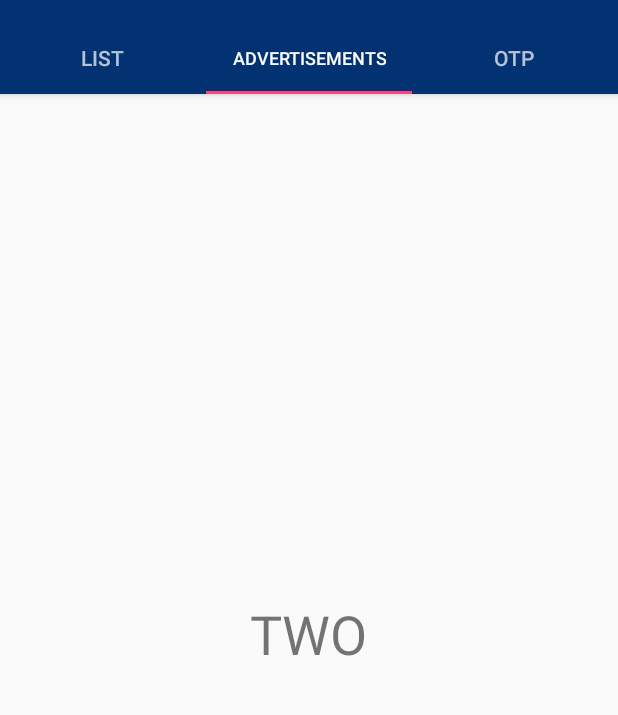
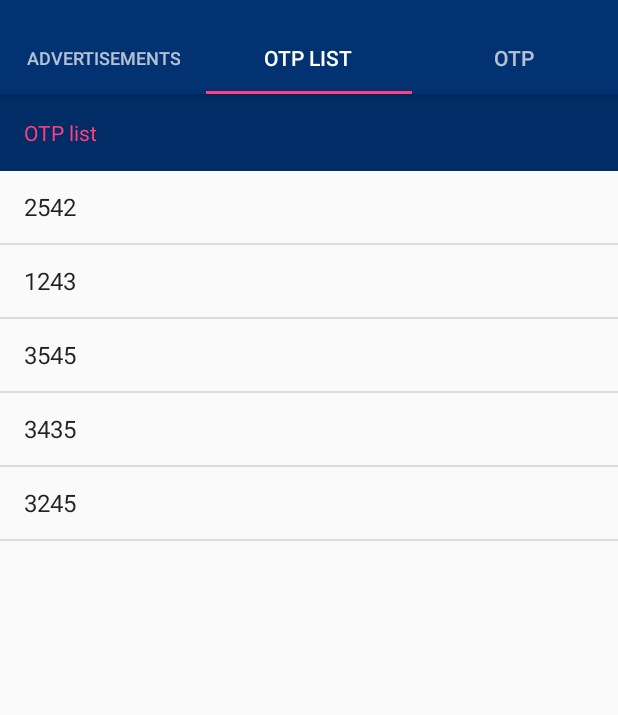
Before and after one commit to AyushAKSaxena/sr_shopee, an Android app: the AdminPanelActivity screen opened directly, with no data from a screen before it, tab 2 chosen, on a phone screen of 412 x 824 dp, the part 62-777 px from its top. Run offline under Robolectric (Android 15) with nearby library versions, the phone set to English and light mode, and no system bars.

Commit message:
added admin contents

```diff
--- a/app/src/main/java/com/my/shopee/myshopee/Activities/AdminPanelActivity.java
+++ b/app/src/main/java/com/my/shopee/myshopee/Activities/AdminPanelActivity.java
@@ -1,11 +1,14 @@
 package com.my.shopee.myshopee.Activities;
 
 import android.os.Bundle;
+import android.view.Window;
+import android.view.WindowManager;
 
 import com.google.android.material.tabs.TabItem;
 import com.google.android.material.tabs.TabLayout;
 
 import androidx.appcompat.widget.Toolbar;
+import androidx.core.content.ContextCompat;
 import androidx.fragment.app.Fragment;
 import androidx.fragment.app.FragmentManager;
 import androidx.fragment.app.FragmentPagerAdapter;
@@ -37,10 +40,15 @@ public class AdminPanelActivity extends AppCompatActivity {
         TabLayout tabLayout = (TabLayout) findViewById(R.id.tabs);
 
         ViewPagerAdapter adapter = new ViewPagerAdapter(getSupportFragmentManager());
-        adapter.addFragment(new Tab1(), "List");
-        adapter.addFragment(new Tab2(), "Advertisements");
+        adapter.addFragment(new Tab1(), "Advertisements");
+        adapter.addFragment(new Tab2(), "OTP List");
         adapter.addFragment(new Tab3(), "OTP");
         viewPager.setAdapter(adapter);
+
+        Window window = this.getWindow();
+        window.addFlags(WindowManager.LayoutParams.FLAG_DRAWS_SYSTEM_BAR_BACKGROUNDS);
+        window.clearFlags(WindowManager.LayoutParams.FLAG_TRANSLUCENT_STATUS);
+        window.setStatusBarColor(ContextCompat.getColor(this, R.color.colorPrimaryDark));
 
         tabLayout.setupWithViewPager(viewPager);
     }
--- a/app/src/main/java/com/my/shopee/myshopee/fragments/Tab1.java
+++ b/app/src/main/java/com/my/shopee/myshopee/fragments/Tab1.java
@@ -9,6 +9,8 @@ import android.util.Log;
 import android.view.LayoutInflater;
 import android.view.View;
 import android.view.ViewGroup;
+import android.widget.ArrayAdapter;
+import android.widget.ListView;
 import android.widget.Toast;
 
 import androidx.annotation.NonNull;
@@ -22,6 +24,8 @@ import com.my.shopee.myshopee.R;
 import com.my.shopee.myshopee.Utilities.Constants;
 
 import java.io.File;
+import java.util.ArrayList;
+import java.util.List;
 import java.util.Objects;
 
 import static android.content.Context.MODE_PRIVATE;
@@ -31,6 +35,10 @@ public class Tab1 extends Fragment {
     AppCompatButton logoutButton;
     SharedPreferences userPreferences;
     private View view;
+    List<String> your_array_list;
+    ListView listView;
+    ArrayAdapter<String> arrayAdapter;
+
     public Tab1() { }
 
     @Override
@@ -54,6 +62,15 @@ public class Tab1 extends Fragment {
     private void initView() {
         logoutButton = view.findViewById(R.id.logout_button);
         userPreferences = getContext().getSharedPreferences(Constants.userDetailsSharedPreferences, MODE_PRIVATE);
+        your_array_list = new ArrayList<>();
+        your_array_list.add("Greenwoods furniture");
+        your_array_list.add("Aasthi services");
+        your_array_list.add("Bookview publishers");
+        your_array_list.add("Sathi Food Service");
+        your_array_list.add("MyShopee services");
+        listView = view.findViewById(R.id.advertisements_list);
+        arrayAdapter = new ArrayAdapter<String>(Objects.requireNonNull(getContext()), android.R.layout.simple_list_item_1, your_array_list );
+        listView.setAdapter(arrayAdapter);
         logoutButton.setOnClickListener(new View.OnClickListener() {
             @Override
             public void onClick(View view) {
--- a/app/src/main/java/com/my/shopee/myshopee/fragments/Tab2.java
+++ b/app/src/main/java/com/my/shopee/myshopee/fragments/Tab2.java
@@ -5,6 +5,8 @@ import android.os.Bundle;
 import android.view.LayoutInflater;
 import android.view.View;
 import android.view.ViewGroup;
+import android.widget.ArrayAdapter;
+import android.widget.ListView;
 
 import androidx.annotation.NonNull;
 import androidx.annotation.Nullable;
@@ -12,7 +14,16 @@ import androidx.fragment.app.Fragment;
 
 import com.my.shopee.myshopee.R;
 
+import java.util.ArrayList;
+import java.util.List;
+import java.util.Objects;
+
 public class Tab2 extends Fragment {
+
+    List<String> your_array_list;
+    View view;
+    ListView listView;
+    ArrayAdapter<String> arrayAdapter;
 
     public Tab2() { }
 
@@ -24,7 +35,17 @@ public class Tab2 extends Fragment {
     @Nullable
     @Override
     public View onCreateView(@NonNull LayoutInflater inflater, @Nullable ViewGroup container, @Nullable Bundle savedInstanceState) {
-        return inflater.inflate(R.layout.fragment_tab2, container, false);
+        view =  inflater.inflate(R.layout.fragment_tab2, container, false);
+        listView = view.findViewById(R.id.otp_list_view);
+        your_array_list = new ArrayList<String>();
+        your_array_list.add("2542");
+        your_array_list.add("1243");
+        your_array_list.add("3545");
+        your_array_list.add("3435");
+        your_array_list.add("3245");
+        arrayAdapter = new ArrayAdapter<String>(Objects.requireNonNull(getContext()), android.R.layout.simple_list_item_1, your_array_list );
+        listView.setAdapter(arrayAdapter);
+        return view;
     }
 
     @Override
--- a/app/src/main/res/layout/fragment_tab1.xml
+++ b/app/src/main/res/layout/fragment_tab1.xml
@@ -4,15 +4,27 @@
     android:orientation="vertical"
     android:layout_width="match_parent"
     android:layout_height="match_parent"
-    android:gravity="center">
+    android:gravity="center"
+    android:scrollbars="horizontal">
+
+    <ListView
+        android:id="@+id/advertisements_list"
+        android:layout_width="match_parent"
+        android:layout_height="match_parent"
+        android:layout_marginBottom="41dp"
+        />
 
     <androidx.appcompat.widget.AppCompatButton
         android:id="@+id/logout_button"
         android:layout_width="match_parent"
         android:layout_height="wrap_content"
-        android:layout_margin="16dp"
+        android:padding="16dp"
+        android:layout_marginTop="-57dp"
+        android:layout_marginLeft="16dp"
+        android:layout_marginRight="16dp"
         android:background="@drawable/rounded_view_all_button"
         android:text="@string/logout"
-        android:textColor="@color/white_greyish"/>
+        android:textColor="@color/white_greyish"
+        android:layout_below="@+id/advertisements_list"/>
 
 </RelativeLayout>
--- a/app/src/main/res/layout/fragment_tab2.xml
+++ b/app/src/main/res/layout/fragment_tab2.xml
@@ -1,14 +1,25 @@
 <?xml version="1.0" encoding="utf-8"?>
-<RelativeLayout
+<LinearLayout
     xmlns:android="http://schemas.android.com/apk/res/android"
     android:layout_width="match_parent"
     android:layout_height="match_parent"
-    android:gravity="center">
+    android:gravity="center"
+    android:orientation="vertical">
 
     <TextView
-        android:layout_width="wrap_content"
+        android:layout_width="match_parent"
         android:layout_height="wrap_content"
-        android:text="TWO"
-        android:textSize="36sp"/>
+        android:text="@string/otp_list"
+        android:padding="16dp"
+        android:textColor="@color/colorAccent"
+        android:background="@color/colorPrimaryDark"
+        />
 
-</RelativeLayout>
+    <ListView
+        android:id="@+id/otp_list_view"
+        android:layout_width="match_parent"
+        android:layout_height="match_parent"
+        android:layout_marginBottom="41dp"
+        />
+
+</LinearLayout>
--- a/app/src/main/res/values/strings.xml
+++ b/app/src/main/res/values/strings.xml
@@ -148,4 +148,5 @@
     <string name="title_activity_admin_panel">adminPanelActivity</string>
     <string name="mobile_number_text">Enter Contact Number</string>
     <string name="send_otp">Send OTP</string>
+    <string name="otp_list">OTP list</string>
 </resources>
```
